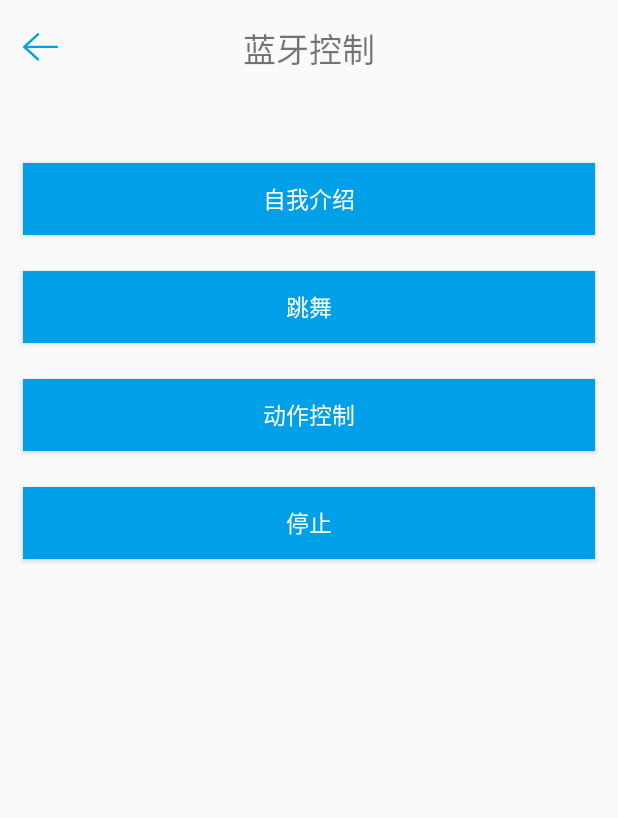
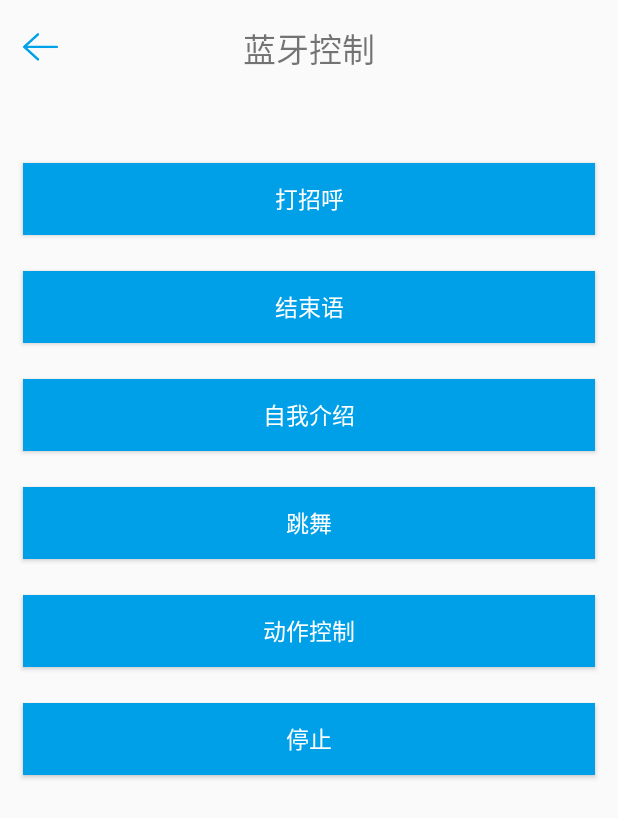
Before and after one commit to 1192918673/DoraAndroid, an Android app: the RobotOfflineActivity screen opened directly, with no data from a screen before it, on a phone screen of 412 x 824 dp. Shown: the top 818 px of the screen. Run offline under Robolectric (Android 15) with nearby library versions, the phone set to English and light mode, and no system bars; our stand-ins replace CircleImageView; libraries missing offline, so code that uses them is left out: com.igexin.sdk, com.umeng.analytics; 23 statements that could not run were skipped.

Commit message:
蓝牙控制界面增加打招呼和结束语功能

```diff
--- a/app/src/main/java/coms/geeknewbee/doraemon/BLE/BleSender.java
+++ b/app/src/main/java/coms/geeknewbee/doraemon/BLE/BleSender.java
@@ -42,7 +42,7 @@ public class BleSender extends Thread {
         byte[] bytes = data.getBytes();
         int length = bytes.length;
         int number = length % MAX_LENGTH == 0 ? length / MAX_LENGTH : length / MAX_LENGTH + 1;
-        ILog.e("向队列添加消息" + data);
+        ILog.e("向队列添加消息：" + data);
         for (int i = 0; i < number; i++) {
             byte[] range = Arrays.copyOfRange(bytes, i * 18, i == number - 1 ? length : (i + 1) * MAX_LENGTH);
             try {
@@ -67,7 +67,7 @@ public class BleSender extends Thread {
             return;
         characteristic.setWriteType(BluetoothGattCharacteristic.WRITE_TYPE_NO_RESPONSE);
         characteristic.setValue(bytes);
-        ILog.e("----------BleSender:向设备写信息：" + bytes + "-----------");
+        ILog.e("BleSender:向设备写信息：" + bytes);
         mBluetoothGatt.writeCharacteristic(characteristic);
     }
 
@@ -83,7 +83,6 @@ public class BleSender extends Thread {
             try {
                 BLEData data = datas.take();
                 Thread.sleep(20);
-                ILog.e("run中调用sendData方法");
                 sendData(data);
             } catch (Exception e) {
                 e.printStackTrace();
--- a/app/src/main/java/coms/geeknewbee/doraemon/robot/RobotOfflineActivity.java
+++ b/app/src/main/java/coms/geeknewbee/doraemon/robot/RobotOfflineActivity.java
@@ -76,9 +76,17 @@ public class RobotOfflineActivity extends BaseActivity implements Runnable {
 
     private static final int ACT_HEAD_FRONT = 22;
 
+    private static final int ACT_SAY_HI = 23;
+
+    private static final int ACT_END_SAY= 24;
+
     /**
      * -----------------------组件----------------------
      **/
+
+    Button sayhi;
+
+    Button end_say;
 
     Button olInfo;
 
@@ -143,7 +151,7 @@ public class RobotOfflineActivity extends BaseActivity implements Runnable {
     String cmd[] = {"move", "forward", "backward", "left", "right", "disconnect", "intro_self", "dance",
             "movie", "stop", "head_left", "head_right", "head_up", "head_down", "l_arm_front",
             "l_arm_end", "l_arm_up", "l_arm_down", "r_arm_front", "r_arm_end", "r_arm_up",
-            "r_arm_down", "head_front"};
+            "r_arm_down", "head_front", "sayhi", "end_say"};
     private boolean isExit = false;
 
     @Override
@@ -160,6 +168,8 @@ public class RobotOfflineActivity extends BaseActivity implements Runnable {
 
     private void assignViews() {
         ibBack = (ImageButton) findViewById(R.id.ibBack);
+        sayhi = (Button) findViewById(R.id.say_hi);
+        end_say = (Button) findViewById(R.id.end_say);
         olInfo = (Button) findViewById(R.id.olInfo);
         olDance = (Button) findViewById(R.id.olDance);
         olAct = (Button) findViewById(R.id.olAct);
@@ -173,6 +183,8 @@ public class RobotOfflineActivity extends BaseActivity implements Runnable {
         pvFoot = (Rudder) findViewById(R.id.pvFoot);
 
         ibBack.setOnClickListener(clickListener);
+        sayhi.setOnClickListener(clickListener);
+        end_say.setOnClickListener(clickListener);
         olInfo.setOnClickListener(clickListener);
         olDance.setOnClickListener(clickListener);
         olAct.setOnClickListener(clickListener);
@@ -216,6 +228,14 @@ public class RobotOfflineActivity extends BaseActivity implements Runnable {
                 case R.id.ibBack:
 //                    onBackPressed();
                     finish();
+                    break;
+
+                case R.id.say_hi:
+                    handler.sendEmptyMessage(ACT_SAY_HI);
+                    break;
+
+                case R.id.end_say:
+                    handler.sendEmptyMessage(ACT_END_SAY);
                     break;
 
                 case R.id.olInfo:
@@ -402,10 +422,11 @@ public class RobotOfflineActivity extends BaseActivity implements Runnable {
 
     @Override
     public void onBackPressed() {
-//        hideDialog();
         if (rlAct.getVisibility() == View.VISIBLE) {
             rlAct.setVisibility(View.GONE);
             return;
+        } else {
+            finish();
         }
     }
 
--- a/app/src/main/res/layout/activity_robot_offline.xml
+++ b/app/src/main/res/layout/activity_robot_offline.xml
@@ -30,6 +30,36 @@
         </RelativeLayout>
 
         <Button
+            android:id="@+id/say_hi"
+            android:layout_width="match_parent"
+            android:layout_height="wrap_content"
+            android:layout_gravity="center_horizontal"
+            android:layout_marginBottom="14dp"
+            android:layout_marginLeft="15dp"
+            android:layout_marginRight="15dp"
+            android:layout_marginTop="60dp"
+            android:background="#00A0E8"
+            android:gravity="center"
+            android:text="打招呼"
+            android:textColor="#FFFFFF"
+            android:textSize="15dp" />
+
+        <Button
+            android:id="@+id/end_say"
+            android:layout_width="match_parent"
+            android:layout_height="wrap_content"
+            android:layout_gravity="center_horizontal"
+            android:layout_marginBottom="14dp"
+            android:layout_marginLeft="15dp"
+            android:layout_marginRight="15dp"
+            android:layout_marginTop="10dp"
+            android:background="#00A0E8"
+            android:gravity="center"
+            android:text="结束语"
+            android:textColor="#FFFFFF"
+            android:textSize="15dp" />
+
+        <Button
             android:id="@+id/olInfo"
             android:layout_width="match_parent"
             android:layout_height="wrap_content"
@@ -37,7 +67,7 @@
             android:layout_marginBottom="14dp"
             android:layout_marginLeft="15dp"
             android:layout_marginRight="15dp"
-            android:layout_marginTop="60dp"
+            android:layout_marginTop="10dp"
             android:background="#00A0E8"
             android:gravity="center"
             android:text="自我介绍"
```
Also changed, not shown: app/build.gradle (+25 -3 lines), app/src/main/java/coms/geeknewbee/doraemon/global/GlobalContants.java (+6 -2 lines), 1 other file.
